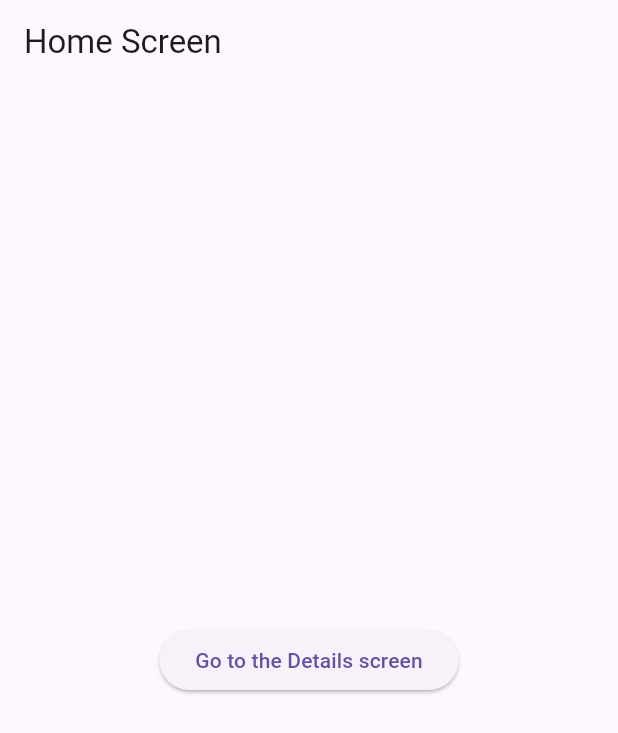
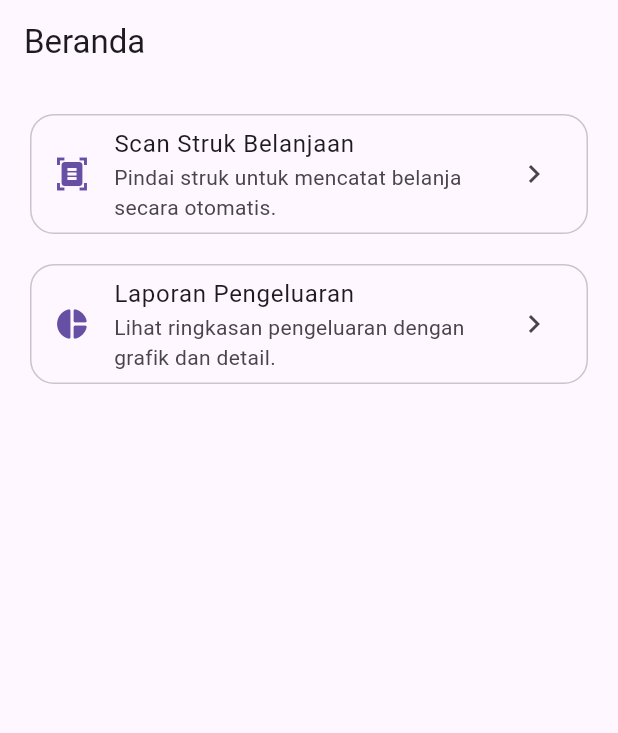
Before and after one commit to imam76/todoapp-flutter, a Flutter app: the screen it shows after launch, on a phone screen of 412 x 824 dp. Shown: the top 733 px of the screen. Run offline on Flutter 3.47's test engine with Material 3 defaults, Android fonts, the phone set to English and light mode, and no system bars; our stand-ins replace go_router.

Commit message:
add route

```diff
--- a/lib/main.dart
+++ b/lib/main.dart
@@ -1,75 +1,15 @@
 import 'package:flutter/material.dart';
-import 'package:go_router/go_router.dart';
+import 'routes/app_router.dart';
 
 void main() {
   runApp(const MyApp());
 }
 
-/// The route configuration.
-final GoRouter _router = GoRouter(
-  routes: <RouteBase>[
-    GoRoute(
-      path: '/',
-      builder: (BuildContext context, GoRouterState state) {
-        return const HomeScreen();
-      },
-      routes: <RouteBase>[
-        GoRoute(
-          path: 'details',
-          builder: (BuildContext context, GoRouterState state) {
-            return const DetailsScreen();
-          },
-        ),
-      ],
-    ),
-  ],
-);
-
-/// The main app.
 class MyApp extends StatelessWidget {
-  /// Constructs a [MyApp]
   const MyApp({super.key});
 
   @override
   Widget build(BuildContext context) {
-    return MaterialApp.router(routerConfig: _router);
+    return MaterialApp.router(routerConfig: appRouter);
   }
 }
-
-/// The home screen
-class HomeScreen extends StatelessWidget {
-  /// Constructs a [HomeScreen]
-  const HomeScreen({super.key});
-
-  @override
-  Widget build(BuildContext context) {
-    return Scaffold(
-      appBar: AppBar(title: const Text('Home Screen')),
-      body: Center(
-        child: ElevatedButton(
-          onPressed: () => context.go('/details'),
-          child: const Text('Go to the Details screen'),
-        ),
-      ),
-    );
-  }
-}
-
-/// The details screen
-class DetailsScreen extends StatelessWidget {
-  /// Constructs a [DetailsScreen]
-  const DetailsScreen({super.key});
-
-  @override
-  Widget build(BuildContext context) {
-    return Scaffold(
-      appBar: AppBar(title: const Text('Details Screen')),
-      body: Center(
-        child: ElevatedButton(
-          onPressed: () => context.go('/'),
-          child: const Text('Go back to the Home screen'),
-        ),
-      ),
-    );
-  }
-}
--- /dev/null
+++ b/lib/routes/app_router.dart
@@ -0,0 +1,37 @@
+import 'package:flutter/material.dart';
+import 'package:go_router/go_router.dart';
+import '../screens/home_screen.dart';
+import '../screens/details_screen.dart';
+import '../screens/scan_struk_screen.dart';
+import '../screens/laporan_pengeluaran_screen.dart';
+
+final GoRouter appRouter = GoRouter(
+  routes: <RouteBase>[
+    GoRoute(
+      path: '/',
+      builder: (BuildContext context, GoRouterState state) {
+        return const HomeScreen();
+      },
+      routes: <RouteBase>[
+        GoRoute(
+          path: 'details',
+          builder: (BuildContext context, GoRouterState state) {
+            return const DetailsScreen();
+          },
+        ),
+        GoRoute(
+          path: 'scan-struk',
+          builder: (BuildContext context, GoRouterState state) {
+            return const ScanStrukScreen();
+          },
+        ),
+        GoRoute(
+          path: 'laporan-pengeluaran',
+          builder: (BuildContext context, GoRouterState state) {
+            return const LaporanPengeluaranScreen();
+          },
+        ),
+      ],
+    ),
+  ],
+);
--- /dev/null
+++ b/lib/screens/home_screen.dart
@@ -0,0 +1,57 @@
+import 'package:flutter/material.dart';
+import 'package:go_router/go_router.dart';
+
+class HomeScreen extends StatelessWidget {
+  const HomeScreen({super.key});
+
+  @override
+  Widget build(BuildContext context) {
+    final colorScheme = Theme.of(context).colorScheme;
+    return Scaffold(
+      appBar: AppBar(title: const Text('Beranda')),
+      body: ListView(
+        padding: const EdgeInsets.all(16),
+        children: [
+          Card(
+            elevation: 0,
+            color: colorScheme.surface,
+            shape: RoundedRectangleBorder(
+              borderRadius: BorderRadius.circular(16),
+              side: BorderSide(color: colorScheme.outlineVariant),
+            ),
+            child: ListTile(
+              leading: Icon(Icons.document_scanner, color: colorScheme.primary),
+              title: const Text('Scan Struk Belanjaan'),
+              subtitle: const Text(
+                'Pindai struk untuk mencatat belanja secara otomatis.',
+              ),
+              trailing: const Icon(Icons.chevron_right),
+              onTap: () => context.go('/scan-struk'),
+            ),
+          ),
+          const SizedBox(height: 12),
+          Card(
+            elevation: 0,
+            color: colorScheme.surface,
+            shape: RoundedRectangleBorder(
+              borderRadius: BorderRadius.circular(16),
+              side: BorderSide(color: colorScheme.outlineVariant),
+            ),
+            child: ListTile(
+              leading: Icon(
+                Icons.pie_chart_rounded,
+                color: colorScheme.primary,
+              ),
+              title: const Text('Laporan Pengeluaran'),
+              subtitle: const Text(
+                'Lihat ringkasan pengeluaran dengan grafik dan detail.',
+              ),
+              trailing: const Icon(Icons.chevron_right),
+              onTap: () => context.go('/laporan-pengeluaran'),
+            ),
+          ),
+        ],
+      ),
+    );
+  }
+}
```
Also changed, not shown: lib/screens/details_screen.dart (added, +19 -0 lines), lib/screens/laporan_pengeluaran_screen.dart (added, +45 -0 lines), lib/screens/scan_struk_screen.dart (added, +38 -0 lines).
